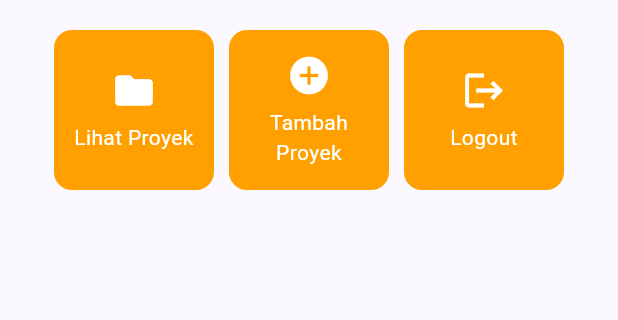
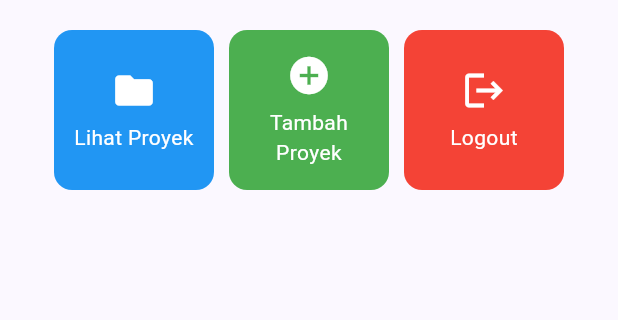
Before and after one commit to 4aakbar/myportofolio_mobile, a Flutter app: the screen it shows after launch, on a phone screen of 412 x 824 dp, the part 357-677 px from its top. Run offline on Flutter 3.47's test engine with Material 3 defaults, Android fonts, the phone set to English and light mode, and no system bars.

Commit message:
feat(menu): apply unique background color per ItemCard

```diff
--- a/lib/menu.dart
+++ b/lib/menu.dart
@@ -132,8 +132,8 @@ class ItemCard extends StatelessWidget {
   @override
   Widget build(BuildContext context) {
     return Material(
-      // Menggunakan warna sekunder dari skema tema aplikasi.
-      color: Theme.of(context).colorScheme.secondary,
+      // Menggunakan warna unik milik masing-masing item sebagai latar kartu.
+      color: item.color,
       borderRadius: BorderRadius.circular(12),
       child: InkWell(
         // Aksi ketika kartu ditekan oleh pengguna.
```
